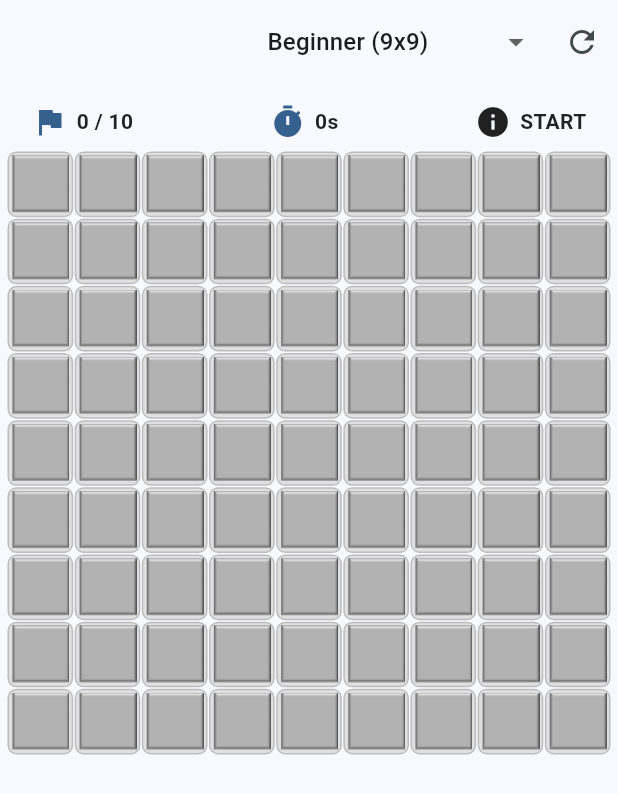
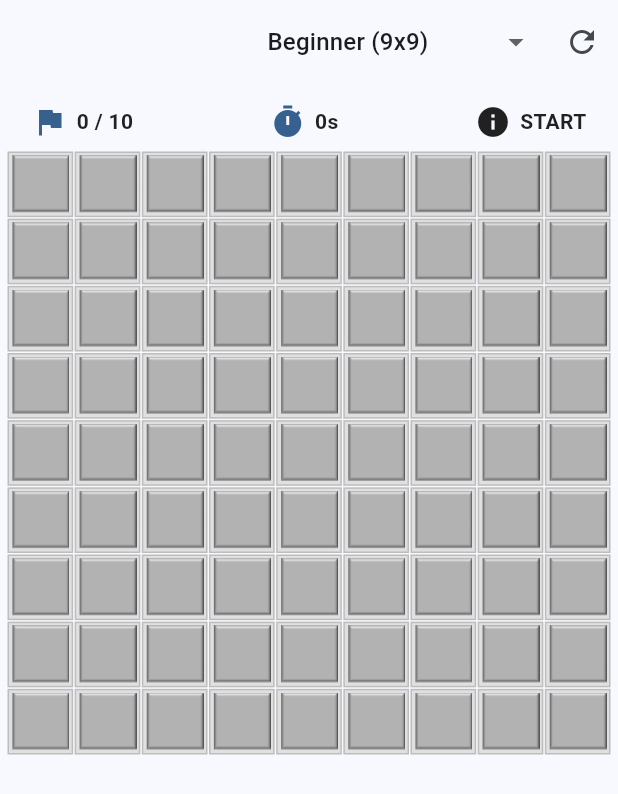
Before and after one commit to Wratheus/MineSweeper-Flutter, a Flutter app: the screen it shows after launch, on a phone screen of 412 x 824 dp. Shown: the top 794 px of the screen. Run offline on Flutter 3.47's test engine with Material 3 defaults, Android fonts, the phone set to English and light mode, and no system bars.

Commit message:
style: screen changes

```diff
--- a/lib/src/feature/game/widgets/screen.dart
+++ b/lib/src/feature/game/widgets/screen.dart
@@ -130,7 +130,6 @@ class _MinesweeperGameplayScreenState extends State<MinesweeperGameplayScreen> {
                       duration: const Duration(milliseconds: 150),
                       decoration: BoxDecoration(
                         color: _getCellBackgroundColor(cell),
-                        borderRadius: BorderRadius.circular(6),
                         border: Border.all(color: Colors.grey.shade400),
                       ),
                       child: Padding(
```
